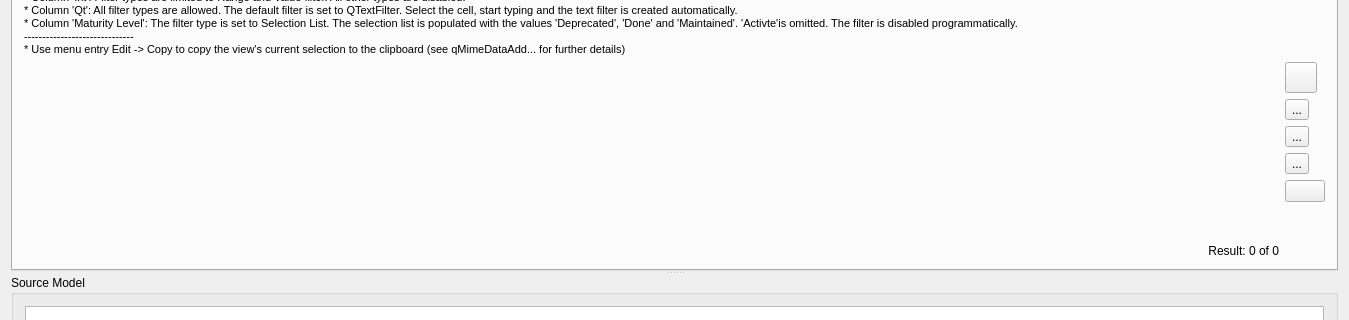
Old version of the form example/mainwindow.ui in the repository Alexpux/QAdvancedItemViews; both pictures show x 0 to 1349 and y 93 to 413 of the 1349 by 613 pixel window.
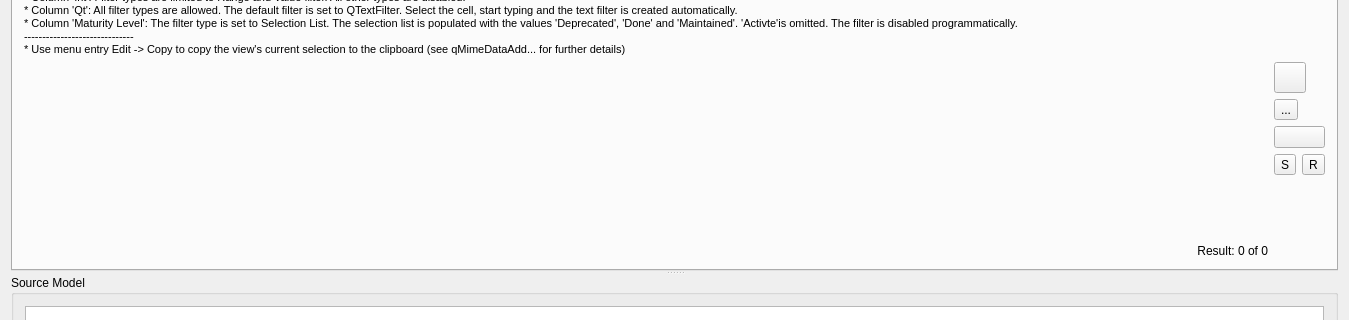
New version of the form. Icons and pictures are not drawn. Custom widgets are drawn as their Qt base class.

Commit message: layout of save and restore buttons changed

Diff of the .ui file:
```diff
--- a/example/mainwindow.ui
+++ b/example/mainwindow.ui
@@ -28,7 +28,7 @@
         <attribute name="title">
          <string>QAdvancedTableView</string>
         </attribute>
-        <layout class="QVBoxLayout" name="verticalLayout">
+        <layout class="QVBoxLayout" name="verticalLayout_7">
          <item>
           <widget class="QLabel" name="label">
            <property name="text">
@@ -46,30 +46,12 @@
          </item>
          <item>
           <layout class="QGridLayout" name="gridLayout_2">
-           <item row="5" column="1">
-            <spacer name="verticalSpacer_2">
-             <property name="orientation">
-              <enum>Qt::Vertical</enum>
-             </property>
-             <property name="sizeHint" stdset="0">
-              <size>
-               <width>20</width>
-               <height>40</height>
-              </size>
-             </property>
-            </spacer>
-           </item>
-           <item row="6" column="0">
-            <widget class="QLabel" name="advancedTableViewResultLabel">
-             <property name="text">
-              <string>Result: 0 of 0</string>
-             </property>
-             <property name="alignment">
-              <set>Qt::AlignRight|Qt::AlignTrailing|Qt::AlignVCenter</set>
-             </property>
-            </widget>
+           <item row="0" column="0">
+            <widget class="QAdvancedTableView" name="filterTableView"/>
            </item>
            <item row="0" column="1">
+            <layout class="QVBoxLayout" name="verticalLayout">
+             <item>
             <widget class="QToolButton" name="splitModeToolButton">
              <property name="text">
               <string/>
@@ -82,10 +64,7 @@
              </property>
             </widget>
            </item>
-           <item row="0" column="0" rowspan="6">
-            <widget class="QAdvancedTableView" name="filterTableView"/>
-           </item>
-           <item row="1" column="1">
+             <item>
             <widget class="QToolButton" name="pinRowsToolButton">
              <property name="text">
               <string>...</string>
@@ -105,27 +84,65 @@
              </property>
             </widget>
            </item>
-           <item row="2" column="1">
+             <item>
+              <widget class="QTableModelExportPushButton" name="exportPushButton">
+               <property name="iconSize">
+                <size>
+                 <width>24</width>
+                 <height>24</height>
+                </size>
+               </property>
+              </widget>
+             </item>
+             <item>
+              <layout class="QHBoxLayout" name="horizontalLayout">
+               <item>
             <widget class="QToolButton" name="saveStateToolButton">
+                 <property name="sizePolicy">
+                  <sizepolicy hsizetype="Fixed" vsizetype="Fixed">
+                   <horstretch>0</horstretch>
+                   <verstretch>0</verstretch>
+                  </sizepolicy>
+                 </property>
+                 <property name="toolTip">
+                  <string>Save table view state</string>
+                 </property>
              <property name="text">
-              <string>...</string>
+                  <string>S</string>
              </property>
             </widget>
            </item>
-           <item row="3" column="1">
+               <item>
             <widget class="QToolButton" name="restoreStateToolButton">
              <property name="text">
-              <string>...</string>
+                  <string>R</string>
              </property>
             </widget>
            </item>
-           <item row="4" column="1">
-            <widget class="QTableModelExportPushButton" name="exportPushButton">
-             <property name="iconSize">
+              </layout>
+             </item>
+             <item>
+              <spacer name="verticalSpacer_2">
+               <property name="orientation">
+                <enum>Qt::Vertical</enum>
+               </property>
+               <property name="sizeHint" stdset="0">
               <size>
-               <width>24</width>
-               <height>24</height>
-              </size>
+                 <width>20</width>
+                 <height>40</height>
+                </size>
+               </property>
+              </spacer>
+             </item>
+            </layout>
+           </item>
+           <item row="1" column="0">
+            <widget class="QLabel" name="advancedTableViewResultLabel">
+             <property name="text">
+              <string>Result: 0 of 0</string>
+             </property>
+             <property name="alignment">
+              <set>Qt::AlignRight|Qt::AlignTrailing|Qt::AlignVCenter</set>
              </property>
             </widget>
            </item>
```
Left out of the diff: 77 changed lines with no effect on the pictures. Lines whose indentation alone changed are shown as unchanged.
